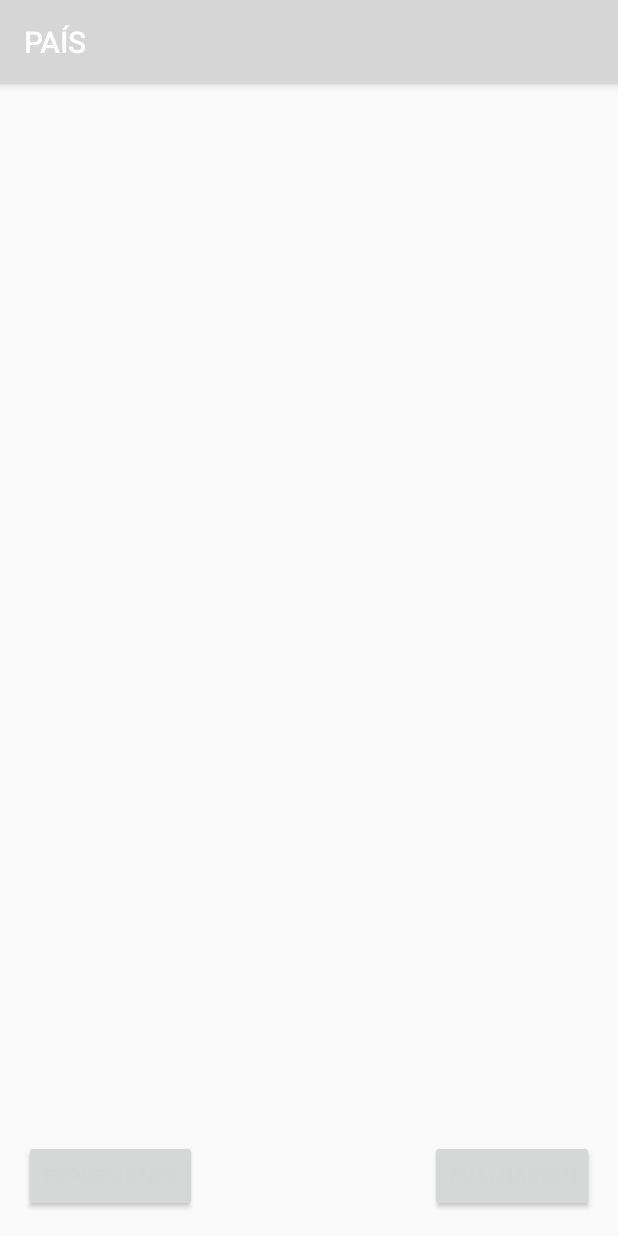
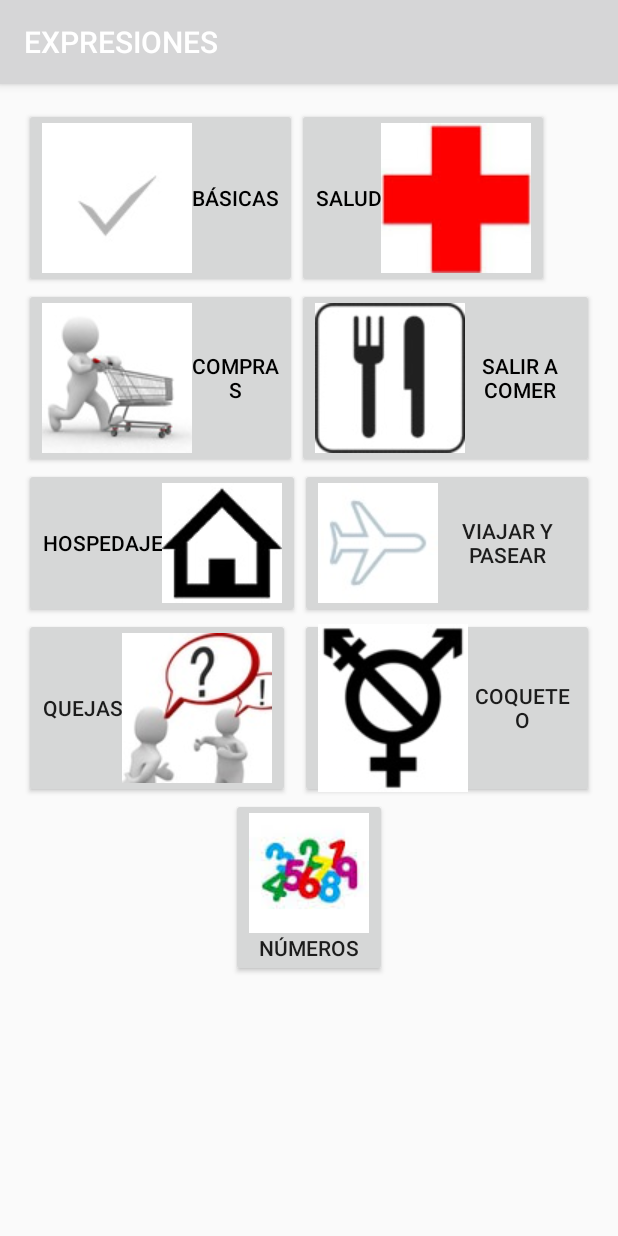
Before and after one commit to LeireZarraonandia/BlaBlaApp, an Android app: the PaisActivity screen opened directly, with no data from a screen before it, after a tap on "EXPRESIONES", on a phone screen of 412 x 824 dp. Run offline under Robolectric (Android 15) with nearby library versions, the phone set to English and light mode, and no system bars; 1 statement that could not run was skipped.

Commit message:
ExpresionesActivity v1
los botones con imágenes salen descuadrados

```diff
--- a/AndroidApp/BlaBlaTrip/app/src/main/AndroidManifest.xml
+++ b/AndroidApp/BlaBlaTrip/app/src/main/AndroidManifest.xml
@@ -26,11 +26,14 @@
         <activity
             android:name=".ValoracionActivity"
             android:label="@string/title_activity_valoracion" />
-
-
+        <!-- PAIS -->
         <activity
             android:name=".PaisActivity"
-            android:label="@string/title_activity_pais"/>
+            android:label="@string/title_activity_pais" />
+        <!-- EXPRESIONES -->
+        <activity
+            android:name=".ExpresionesActivity"
+            android:label="@string/title_activity_expresiones"/>
     </application>
 
 </manifest>
--- /dev/null
+++ b/AndroidApp/BlaBlaTrip/app/src/main/java/es/tta/blablatrip/ExpresionesActivity.java
@@ -0,0 +1,14 @@
+package es.tta.blablatrip;
+
+import android.support.v7.app.AppCompatActivity;
+import android.os.Bundle;
+
+public class ExpresionesActivity extends AppCompatActivity
+{
+    @Override
+    protected void onCreate(Bundle savedInstanceState)
+    {
+        super.onCreate(savedInstanceState);
+        setContentView(R.layout.layout_expresiones);
+    }
+}
--- a/AndroidApp/BlaBlaTrip/app/src/main/java/es/tta/blablatrip/PaisActivity.java
+++ b/AndroidApp/BlaBlaTrip/app/src/main/java/es/tta/blablatrip/PaisActivity.java
@@ -21,10 +21,11 @@ public class PaisActivity extends AppCompatActivity
 
         Intent intent = getIntent();
 
-        // Recoger nombre país de InicioActivity y ponerlo de título en PaisActivity
+        // recoger nombre país de InicioActivity y ponerlo de título en PaisActivity
         TextView titulo = (TextView) findViewById(R.id.titulo_pais);
         titulo.setText(intent.getStringExtra(nombre_pais));
 
+        // recoger nombre país
         String nombre = intent.getStringExtra(nombre_pais);
 
         RelativeLayout rLayout = (RelativeLayout) findViewById(R.id.relativeLayout_pais);
@@ -34,35 +35,35 @@ public class PaisActivity extends AppCompatActivity
         {
             case "Alemania":
             {
-                // está deprecado. Necesitaría API level 21 --> Android 5.0
+                // está deprecado. Necesitaría API level 21 (Android 5.0). Nuestros móviles Android 4.x
                 Drawable drawable = res.getDrawable(R.drawable.alemania);
                 rLayout.setBackground(drawable);
                 break;
             }
             case "Francia":
             {
-                // está deprecado. Necesitaría API level 21 --> Android 5.0
+                // está deprecado. Necesitaría API level 21 (Android 5.0). Nuestros móviles Android 4.x
                 Drawable drawable = res.getDrawable(R.drawable.francia);
                 rLayout.setBackground(drawable);
                 break;
             }
             case "Inglaterra":
             {
-                // está deprecado. Necesitaría API level 21 --> Android 5.0
+                // está deprecado. Necesitaría API level 21 (Android 5.0). Nuestros móviles Android 4.x
                 Drawable drawable = res.getDrawable(R.drawable.inglaterra);
                 rLayout.setBackground(drawable);
                 break;
             }
             case "Italia":
             {
-                // está deprecado. Necesitaría API level 21 --> Android 5.0
+                // está deprecado. Necesitaría API level 21 (Android 5.0). Nuestros móviles Android 4.x
                 Drawable drawable = res.getDrawable(R.drawable.italia);
                 rLayout.setBackground(drawable);
                 break;
             }
             case "Portugal":
             {
-                // está deprecado. Necesitaría API level 21 --> Android 5.0
+                // está deprecado. Necesitaría API level 21 (Android 5.0). Nuestros móviles Android 4.x
                 Drawable drawable = res.getDrawable(R.drawable.portugal);
                 rLayout.setBackground(drawable);
                 break;
@@ -72,6 +73,8 @@ public class PaisActivity extends AppCompatActivity
 
     public void expresiones (View view)
     {
+        Intent intent = new Intent(this, ExpresionesActivity.class);
+        startActivity(intent);
     }
 
     public void evaluacion (View view)
--- /dev/null
+++ b/AndroidApp/BlaBlaTrip/app/src/main/res/layout/layout_expresiones.xml
@@ -0,0 +1,109 @@
+<?xml version="1.0" encoding="utf-8"?>
+<RelativeLayout xmlns:android="http://schemas.android.com/apk/res/android"
+    xmlns:tools="http://schemas.android.com/tools"
+    android:layout_width="match_parent"
+    android:layout_height="match_parent"
+    android:paddingBottom="@dimen/activity_vertical_margin"
+    android:paddingLeft="@dimen/activity_horizontal_margin"
+    android:paddingRight="@dimen/activity_horizontal_margin"
+    android:paddingTop="@dimen/activity_vertical_margin"
+    android:id="@+id/layout_expresiones"
+    tools:context="es.tta.blablatrip.ExpresionesActivity">
+
+    <Button
+        android:layout_width="wrap_content"
+        android:layout_height="wrap_content"
+        android:drawableLeft="@drawable/basico"
+        android:textColor="#000"
+        android:id="@+id/bt_basico"
+        android:text="@string/bt_basicas" />
+
+    <Button
+        android:layout_width="wrap_content"
+        android:layout_height="wrap_content"
+        android:drawableRight="@drawable/salud"
+        android:textColor="#000"
+        android:id="@+id/bt_salud"
+        android:text="@string/bt_salud"
+        android:layout_alignParentTop="true"
+        android:layout_toRightOf="@+id/bt_basico"
+        android:layout_toEndOf="@+id/bt_basico" />
+
+    <Button
+        android:layout_width="wrap_content"
+        android:layout_height="wrap_content"
+        android:drawableLeft="@drawable/compra"
+        android:textColor="#000"
+        android:id="@+id/bt_comprar"
+        android:text="@string/bt_compras"
+        android:layout_below="@+id/bt_basico"
+        android:layout_alignParentLeft="true"
+        android:layout_alignParentStart="true"
+        android:layout_toLeftOf="@+id/bt_salud"
+        android:layout_toStartOf="@+id/bt_salud" />
+
+    <Button
+        android:layout_width="wrap_content"
+        android:layout_height="wrap_content"
+        android:drawableLeft="@drawable/comer"
+        android:textColor="#000"
+        android:id="@+id/bt_comer"
+        android:text="@string/bt_comer"
+        android:layout_alignTop="@+id/bt_comprar"
+        android:layout_alignParentRight="true"
+        android:layout_alignParentEnd="true"
+        android:layout_toRightOf="@+id/bt_comprar"
+        android:layout_toEndOf="@+id/bt_comprar" />
+
+    <Button
+        android:layout_width="wrap_content"
+        android:layout_height="wrap_content"
+        android:drawableRight="@drawable/hospedaje"
+        android:textColor="#000"
+        android:id="@+id/bt_hospedaje"
+        android:text="@string/bt_hospedaje"
+        android:layout_below="@+id/bt_comprar"
+        android:layout_alignParentLeft="true"
+        android:layout_alignParentStart="true" />
+
+    <Button
+        android:layout_width="wrap_content"
+        android:layout_height="wrap_content"
+        android:text="@string/bt_viajar"
+        android:drawableLeft="@drawable/viajar"
+        android:id="@+id/bt_viajar"
+        android:layout_below="@+id/bt_comer"
+        android:layout_toRightOf="@+id/bt_hospedaje"
+        android:layout_toEndOf="@+id/bt_hospedaje" />
+
+    <Button
+        android:layout_width="wrap_content"
+        android:layout_height="wrap_content"
+        android:text="@string/bt_quejas"
+        android:drawableRight="@drawable/quejas"
+        android:id="@+id/bt_quejas"
+        android:layout_below="@+id/bt_hospedaje"
+        android:layout_alignParentLeft="true"
+        android:layout_alignParentStart="true" />
+
+    <Button
+        android:layout_width="wrap_content"
+        android:layout_height="wrap_content"
+        android:text="@string/bt_coqueteo"
+        android:drawableLeft="@drawable/coqueteo"
+        android:id="@+id/bt_coqueteo"
+        android:layout_alignTop="@+id/bt_quejas"
+        android:layout_alignLeft="@+id/bt_viajar"
+        android:layout_alignStart="@+id/bt_viajar"
+        android:layout_alignBottom="@+id/bt_quejas" />
+
+    <Button
+        android:layout_width="wrap_content"
+        android:layout_height="wrap_content"
+        android:text="@string/bt_numeros"
+        android:drawableTop="@drawable/numeros"
+        android:id="@+id/bt_numeros"
+        android:layout_below="@+id/bt_quejas"
+        android:layout_centerHorizontal="true" />
+
+</RelativeLayout>
--- a/AndroidApp/BlaBlaTrip/app/src/main/res/values/strings.xml
+++ b/AndroidApp/BlaBlaTrip/app/src/main/res/values/strings.xml
@@ -24,4 +24,17 @@
     <string name="title_activity_pais">PAÍS</string>
     <string name="bt_evaluacion">Evaluación</string>
     <string name="bt_expresiones">Expresiones</string>
+
+    <!-- EXPRESIONES -->
+    <string name="title_activity_expresiones">EXPRESIONES</string>
+    <string name="bt_basicas">Básicas</string>
+    <string name="bt_salud">Salud</string>
+    <string name="bt_compras">Compras</string>
+    <string name="bt_comer">Salir a comer</string>
+    <string name="bt_hospedaje">Hospedaje</string>
+    <string name="bt_viajar">Viajar y pasear</string>
+    <string name="bt_quejas">Quejas</string>
+    <string name="bt_coqueteo">Coqueteo</string>
+    <string name="bt_numeros">Números</string>
+
 </resources>
```
Also changed, not shown: AndroidApp/BlaBlaTrip/app/src/main/res/drawable/basico.jpg (added), AndroidApp/BlaBlaTrip/app/src/main/res/drawable/comer.jpg (added), AndroidApp/BlaBlaTrip/app/src/main/res/drawable/compra.jpg (added), AndroidApp/BlaBlaTrip/app/src/main/res/drawable/coqueteo.jpg (added), AndroidApp/BlaBlaTrip/app/src/main/res/drawable/hospedaje.jpg (added), AndroidApp/BlaBlaTrip/app/src/main/res/drawable/numeros.jpg (added), AndroidApp/BlaBlaTrip/app/src/main/res/drawable/quejas.jpg (added), AndroidApp/BlaBlaTrip/app/src/main/res/drawable/salud.jpg (added), AndroidApp/BlaBlaTrip/app/src/main/res/drawable/viajar.jpg (added).
